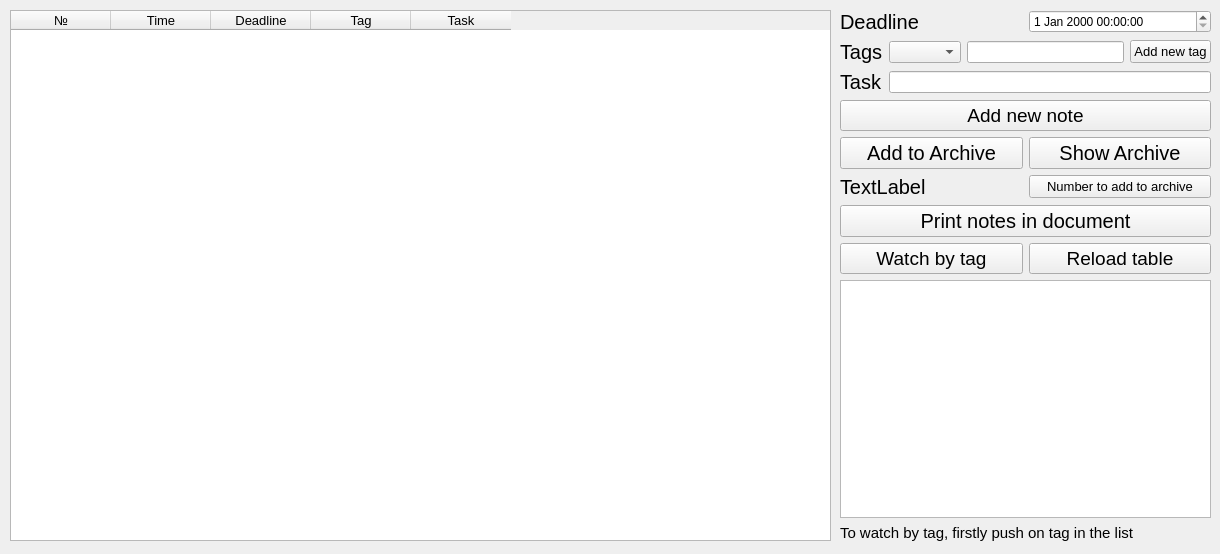
First picture: the form in Laboratory_2/mainwindow.ui, repository viktorkaramba/OOP, before the edit.
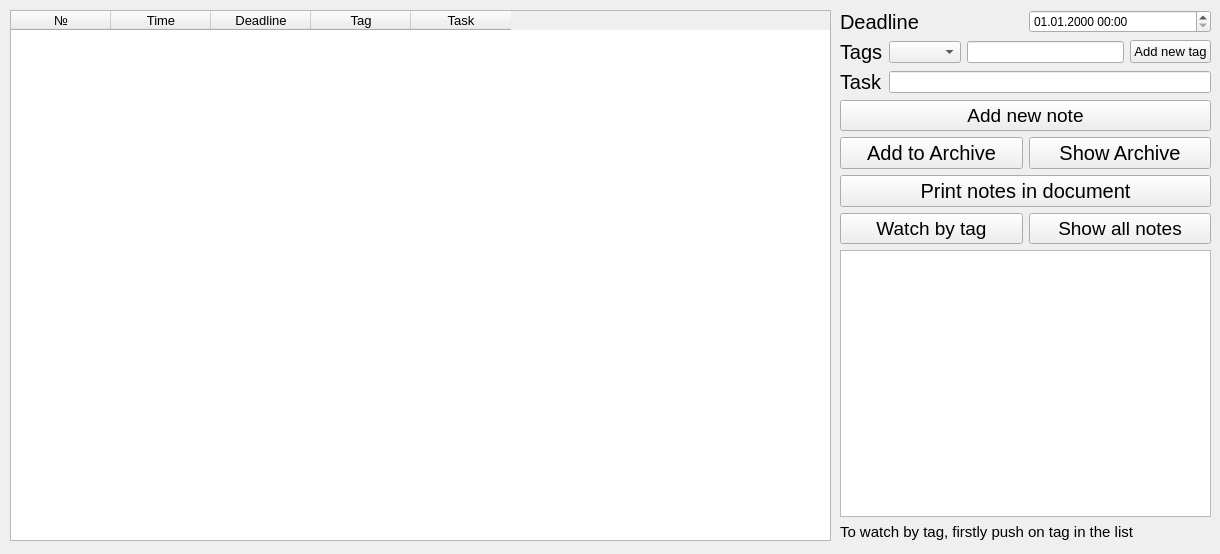
Second picture: the form after the edit.

```diff
--- a/Laboratory_2/mainwindow.ui
+++ b/Laboratory_2/mainwindow.ui
@@ -11,7 +11,10 @@
    </rect>
   </property>
   <property name="windowTitle">
-   <string>MainWindow</string>
+   <string>System of notes</string>
+  </property>
+  <property name="tabShape">
+   <enum>QTabWidget::Triangular</enum>
   </property>
   <widget class="QWidget" name="centralwidget">
    <widget class="QTableWidget" name="tableWidget">
@@ -118,24 +121,12 @@
       <x>840</x>
       <y>10</y>
       <width>371</width>
-      <height>532</height>
+      <height>531</height>
      </rect>
     </property>
-    <layout class="QVBoxLayout" name="verticalLayout_9">
-     <item>
-      <layout class="QVBoxLayout" name="verticalLayout_7">
-       <item>
-        <layout class="QVBoxLayout" name="verticalLayout_6">
-         <item>
-          <layout class="QVBoxLayout" name="verticalLayout_5">
-           <item>
-            <layout class="QVBoxLayout" name="verticalLayout_3">
-             <item>
-              <layout class="QVBoxLayout" name="verticalLayout_2">
-               <item>
                 <layout class="QVBoxLayout" name="verticalLayout">
                  <item>
-                  <layout class="QHBoxLayout" name="horizontalLayout_2">
+      <layout class="QHBoxLayout" name="horizontalLayout">
                    <item>
                     <widget class="QLabel" name="Time">
                      <property name="font">
@@ -161,6 +152,9 @@
                        <day>1</day>
                       </datetime>
                      </property>
+         <property name="displayFormat">
+          <string notr="true">dd.MM.yyyy HH:mm</string>
+         </property>
                      <property name="calendarPopup">
                       <bool>false</bool>
                      </property>
@@ -169,7 +163,7 @@
                   </layout>
                  </item>
                  <item>
-                  <layout class="QHBoxLayout" name="horizontalLayout">
+      <layout class="QHBoxLayout" name="horizontalLayout_5">
                    <item>
                     <widget class="QLabel" name="Tag">
                      <property name="font">
@@ -223,8 +217,6 @@
                    </item>
                   </layout>
                  </item>
-                </layout>
-               </item>
                <item>
                 <widget class="QPushButton" name="pushButton">
                  <property name="font">
@@ -240,8 +232,6 @@
                  </property>
                 </widget>
                </item>
-              </layout>
-             </item>
              <item>
               <layout class="QHBoxLayout" name="horizontalLayout_4">
                <item>
@@ -270,41 +260,8 @@
                </item>
               </layout>
              </item>
-            </layout>
-           </item>
            <item>
-            <layout class="QVBoxLayout" name="verticalLayout_4">
-             <item>
-              <layout class="QHBoxLayout" name="horizontalLayout_5">
-               <item>
-                <widget class="QLabel" name="label">
-                 <property name="font">
-                  <font>
-                   <pointsize>15</pointsize>
-                  </font>
-                 </property>
-                 <property name="text">
-                  <string>TextLabel</string>
-                 </property>
-                </widget>
-               </item>
-               <item>
-                <widget class="QPushButton" name="pushButton_2">
-                 <property name="font">
-                  <font>
-                   <pointsize>10</pointsize>
-                  </font>
-                 </property>
-                 <property name="text">
-                  <string>Number to add to archive</string>
-                 </property>
-                </widget>
-               </item>
-              </layout>
-             </item>
-            </layout>
-           </item>
-          </layout>
+      <layout class="QHBoxLayout" name="horizontalLayout_7"/>
          </item>
          <item>
           <widget class="QPushButton" name="Print_Button">
@@ -319,8 +276,6 @@
           </widget>
          </item>
          <item>
-          <layout class="QVBoxLayout" name="verticalLayout_8">
-           <item>
             <layout class="QHBoxLayout" name="horizontalLayout_6">
              <item>
               <widget class="QPushButton" name="pushButton_3">
@@ -342,7 +297,7 @@
                 </font>
                </property>
                <property name="text">
-                <string>Reload table</string>
+          <string>Show all notes</string>
                </property>
               </widget>
              </item>
@@ -350,12 +305,6 @@
            </item>
            <item>
             <widget class="QListWidget" name="listWidget"/>
-           </item>
-          </layout>
-         </item>
-        </layout>
-       </item>
-      </layout>
      </item>
      <item>
       <widget class="QLabel" name="label_2">
```
Left out of the diff: 6 changed lines with no effect on the pictures. Lines whose indentation alone changed are shown as unchanged.
